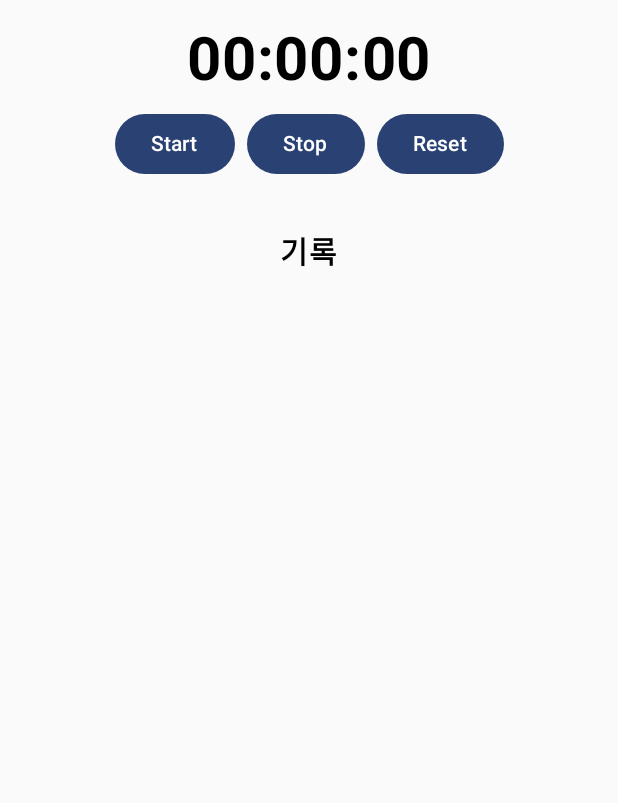
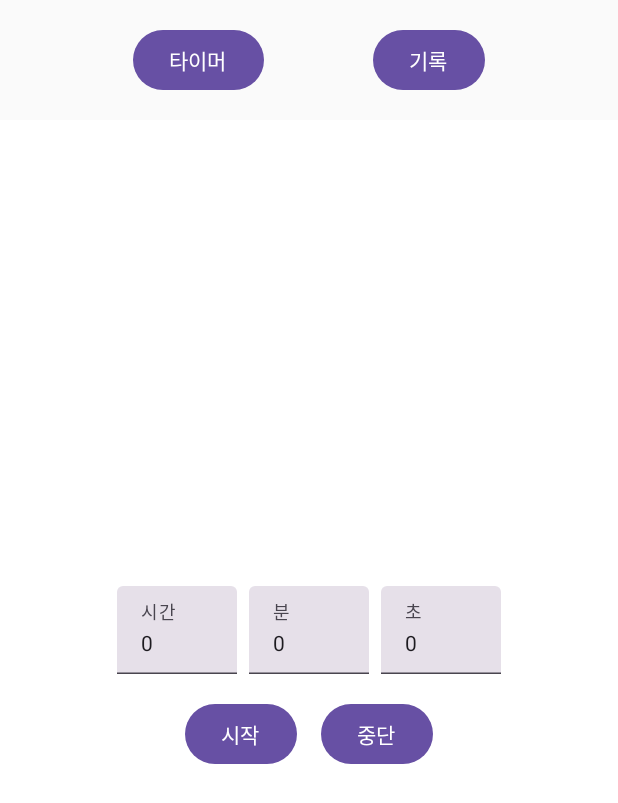
Before and after one commit to yuk128/studytimer, an Android app built with Jetpack Compose: the screen it shows after launch (MainActivity), on a phone screen of 412 x 824 dp. Shown: the top 803 px of the screen. Run offline under Robolectric (Android 15) with nearby library versions, the phone set to English and light mode, and no system bars.

Commit message:
첫 커밋

```diff
--- a/app/src/main/java/com/example/studytimer/MainActivity.kt
+++ b/app/src/main/java/com/example/studytimer/MainActivity.kt
@@ -1,158 +1,219 @@
+
 package com.example.studytimer
 
 import android.os.Bundle
 import androidx.activity.ComponentActivity
 import androidx.activity.compose.setContent
+import androidx.compose.foundation.background
 import androidx.compose.foundation.layout.*
-import androidx.compose.foundation.lazy.LazyColumn
-import androidx.compose.foundation.lazy.items
 import androidx.compose.material3.*
 import androidx.compose.runtime.*
 import androidx.compose.ui.Alignment
 import androidx.compose.ui.Modifier
-import androidx.compose.ui.text.font.FontWeight
-import androidx.compose.ui.tooling.preview.Preview
+import androidx.compose.ui.graphics.Color
+import androidx.compose.ui.unit.sp
 import androidx.compose.ui.unit.dp
-import androidx.compose.ui.unit.sp
-import com.example.studytimer.ui.theme.StudyTimerTheme
-import kotlinx.coroutines.delay
-import java.text.SimpleDateFormat
-import java.util.*
 
 class MainActivity : ComponentActivity() {
     override fun onCreate(savedInstanceState: Bundle?) {
         super.onCreate(savedInstanceState)
         setContent {
-            StudyTimerTheme {
-                CombinedScreen()
-            }
+            StudyTimerApp()
         }
     }
 }
+@Composable
+fun StudyTimerApp() {
+    var currentScreen by remember { mutableStateOf("timer") }
 
-// 🌟 StopWatch + History 통합 화면
-@Composable
-fun CombinedScreen() {
-    val historyList = remember { mutableStateListOf<String>() }
+    // 기록 리스트
+    val studyRecords = remember { mutableStateListOf<String>() }
 
     Column(
-        modifier = Modifier
-            .fillMaxSize()
-            .padding(16.dp),
-        horizontalAlignment = Alignment.CenterHorizontally
+        modifier = Modifier.fillMaxSize()
     ) {
-        StopWatchApp(
-            onRecord = { record ->
-                historyList.add(0, record)
-            }
-        )
-
-        Spacer(modifier = Modifier.height(32.dp))
-
-        HistoryList(historyList)
-    }
-}
-
-
-// ---------------- StopWatch ----------------
-@Composable
-fun StopWatchApp(onRecord: (String) -> Unit) {
-    var time by remember { mutableStateOf(0L) }
-    var isRunning by remember { mutableStateOf(false) }
-
-    // 1초마다 증가
-    LaunchedEffect(isRunning) {
-        while (isRunning) {
-            delay(1000L)
-            time += 1000L
-        }
-    }
-
-    val formattedTime = formatTime(time)
-
-    Column(horizontalAlignment = Alignment.CenterHorizontally) {
-
-        Text(
-            text = formattedTime,
-            fontSize = 40.sp,
-            fontWeight = FontWeight.Bold
-        )
-
-        Spacer(modifier = Modifier.height(8.dp))
-
-        Row(horizontalArrangement = Arrangement.spacedBy(8.dp)) {
-
-            Button(onClick = { isRunning = true }) {
-                Text("Start")
+        Row(
+            modifier = Modifier
+                .fillMaxWidth()
+                .padding(16.dp),
+            horizontalArrangement = Arrangement.SpaceEvenly
+        ) {
+            Button(onClick = { currentScreen = "timer" }) {
+                Text("타이머")
             }
 
-            // ⬇ STOP 시에만 기록 추가
-            Button(onClick = {
-                if (isRunning) {
-                    isRunning = false
-                    onRecord("종료: $formattedTime / ${getNowTime()}")
-                }
-            }) {
-                Text("Stop")
+            Button(onClick = { currentScreen = "record" }) {
+                Text("기록")
             }
+        }
 
-            // ⬇ RESET 기록 없음
-            Button(onClick = {
-                isRunning = false
-                time = 0L
-            }) {
-                Text("Reset")
+        Box(
+            modifier = Modifier.fillMaxSize(),
+            contentAlignment = Alignment.Center
+        ) {
+            if (currentScreen == "timer") {
+                TimerScreen(
+                    onRecordAdd = { studyRecords.add(it) } // ✔ 기록 추가
+                )
+            } else {
+                RecordScreen(records = studyRecords) // ✔ 기록 전달
             }
         }
     }
 }
 
 
-// ---------------- 기록 리스트 UI ----------------
 @Composable
-fun HistoryList(history: List<String>) {
-    Text(
-        text = "기록",
-        fontSize = 20.sp,
-        fontWeight = FontWeight.Bold,
-        modifier = Modifier.padding(bottom = 8.dp)
-    )
+fun RecordScreen(records: List<String>) {
+    Column(
+        horizontalAlignment = Alignment.CenterHorizontally
+    ) {
+        Text(
+            text = "기록 화면",
+            fontSize = 30.sp
+        )
 
-    LazyColumn(
-        modifier = Modifier.fillMaxWidth().height(300.dp)
-    ) {
-        items(history) { item ->
-            Text(
-                text = item,
-                fontSize = 16.sp,
-                modifier = Modifier.padding(6.dp)
-            )
+        Spacer(modifier = Modifier.height(16.dp))
+
+        // 기록 목록 출력
+        records.forEach { record ->
+            Text(text = "- $record")
         }
     }
 }
 
 
-// ---------------- 시간 포맷 함수 ----------------
-fun formatTime(ms: Long): String {
-    val totalSeconds = ms / 1000
+@Composable
+fun TimerScreen(
+    onRecordAdd: (String) -> Unit
+) {
+
+    var remainingTime by remember { mutableStateOf(0) } // 남은 시간(초)
+    var isRunning by remember { mutableStateOf(false) } // 타이머 실행 여부
+    var finished by remember { mutableStateOf(false) }  // 타이머 종료 여부
+
+    // 새로 추가
+    var inputHours by remember { mutableStateOf("0") }
+    var inputMinutes by remember { mutableStateOf("0") }
+    var inputSeconds by remember { mutableStateOf("0") }
+
+    // 카운트다운 실행 (한 번만 LaunchedEffect 사용)
+    LaunchedEffect(Unit) {
+        while (true) {
+            if (isRunning && remainingTime > 0) {
+                kotlinx.coroutines.delay(1000)
+                remainingTime = remainingTime - 1
+            } else if (remainingTime <= 0 && isRunning) {
+                isRunning = false
+                finished = true
+            } else {
+                kotlinx.coroutines.delay(100) // 타이머가 안 돌 때는 잠깐 대기
+            }
+        }
+    }
+
+    // 배경색 설정
+    val bgColor = if (finished) Color(0xFFFFA5A5) else Color.White
+
+    // 전체 UI 감싸기
+    Box(
+        modifier = Modifier
+            .fillMaxSize()
+            .background(bgColor),
+        contentAlignment = Alignment.Center
+    ) {
+        // 5
+        // 5~6번 영역 대체
+        Column(
+            horizontalAlignment = Alignment.CenterHorizontally,
+            verticalArrangement = Arrangement.spacedBy(16.dp)
+        ) {
+
+            // 🔸 타이머 작동 중일 때만 남은 시간 표시
+            if (isRunning) {
+                Text(
+                    text = formatTime(remainingTime),
+                    style = MaterialTheme.typography.headlineLarge
+                )
+            }
+
+            // 🔸 타이머 멈춤 상태일 때만 입력창 보이기
+            if (!isRunning) {
+                Row(horizontalArrangement = Arrangement.spacedBy(8.dp)) {
+                    TextField(
+                        value = inputHours,
+                        onValueChange = { inputHours = it.filter { c -> c.isDigit() } },
+                        label = { Text("시간") },
+                        singleLine = true,
+                        modifier = Modifier.width(80.dp)
+                    )
+                    TextField(
+                        value = inputMinutes,
+                        onValueChange = { inputMinutes = it.filter { c -> c.isDigit() } },
+                        label = { Text("분") },
+                        singleLine = true,
+                        modifier = Modifier.width(80.dp)
+                    )
+                    TextField(
+                        value = inputSeconds,
+                        onValueChange = { inputSeconds = it.filter { c -> c.isDigit() } },
+                        label = { Text("초") },
+                        singleLine = true,
+                        modifier = Modifier.width(80.dp)
+                    )
+                }
+            }
+
+            // 🔸 시작 / 중단 버튼
+            Row(horizontalArrangement = Arrangement.spacedBy(16.dp)) {
+                Button(onClick = {
+                    val h = inputHours.toIntOrNull() ?: 0
+                    val m = inputMinutes.toIntOrNull() ?: 0
+                    val s = inputSeconds.toIntOrNull() ?: 0
+
+                    remainingTime = h * 3600 + m * 60 + s
+
+                    if (remainingTime > 0) {
+                        isRunning = true
+                        finished = false
+                    }
+                }) {
+                    Text("시작")
+                }
+
+                Button(onClick = {
+                    isRunning = false
+                }) {
+                    Text("중단")
+                }
+            }
+        }
+
+    }
+
+
+
+
+
+    @Composable
+    fun RecordScreen(records: List<String>) {
+        Column(modifier = Modifier.fillMaxSize().padding(16.dp)) {
+            Text("공부 기록", fontSize = 20.sp)
+
+            Spacer(modifier = Modifier.height(16.dp))
+
+            records.forEach { record ->
+                Text(record)
+                Spacer(modifier = Modifier.height(8.dp))
+            }
+        }
+    }
+
+
+}
+fun formatTime(totalSeconds: Int): String {
     val hours = totalSeconds / 3600
     val minutes = (totalSeconds % 3600) / 60
     val seconds = totalSeconds % 60
     return String.format("%02d:%02d:%02d", hours, minutes, seconds)
 }
-
-// ---------------- 현재 시간 ----------------
-fun getNowTime(): String {
-    val sdf = SimpleDateFormat("yyyy-MM-dd HH:mm", Locale.getDefault())
-    return sdf.format(Date())
-}
-
-
-// ---------------- Preview ----------------
-@Preview(showBackground = true)
-@Composable
-fun CombinedPreview() {
-    StudyTimerTheme {
-        CombinedScreen()
-    }
-}
```
Also changed, not shown: 1 other file.
